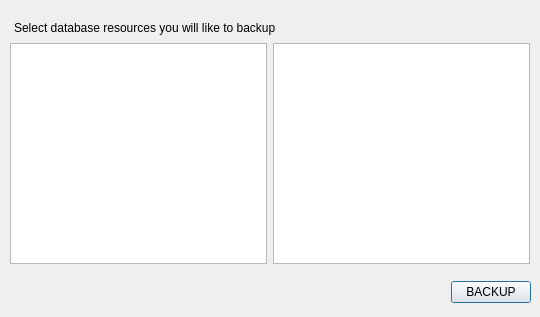
Old version of the form databasemanager.ui in the repository tonycool7/masters_diploma.
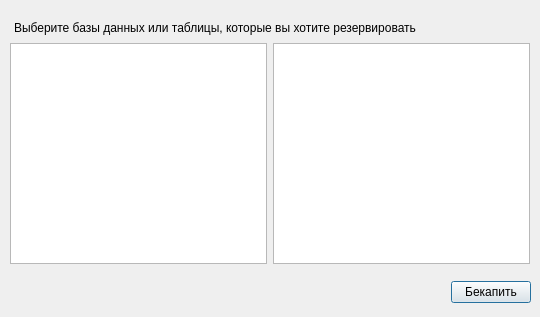
New version of the form.

```diff
--- a/databasemanager.ui
+++ b/databasemanager.ui
@@ -26,7 +26,7 @@
     </rect>
    </property>
    <property name="text">
-    <string>Select database resources you will like to backup</string>
+    <string>Выберите базы данных или таблицы, которые вы хотите резервировать</string>
    </property>
   </widget>
   <widget class="QWidget" name="layoutWidget">
@@ -73,7 +73,7 @@
     <item>
      <widget class="QPushButton" name="backup_btn">
       <property name="text">
-       <string>BACKUP</string>
+       <string>Бекапить</string>
       </property>
      </widget>
     </item>
```
